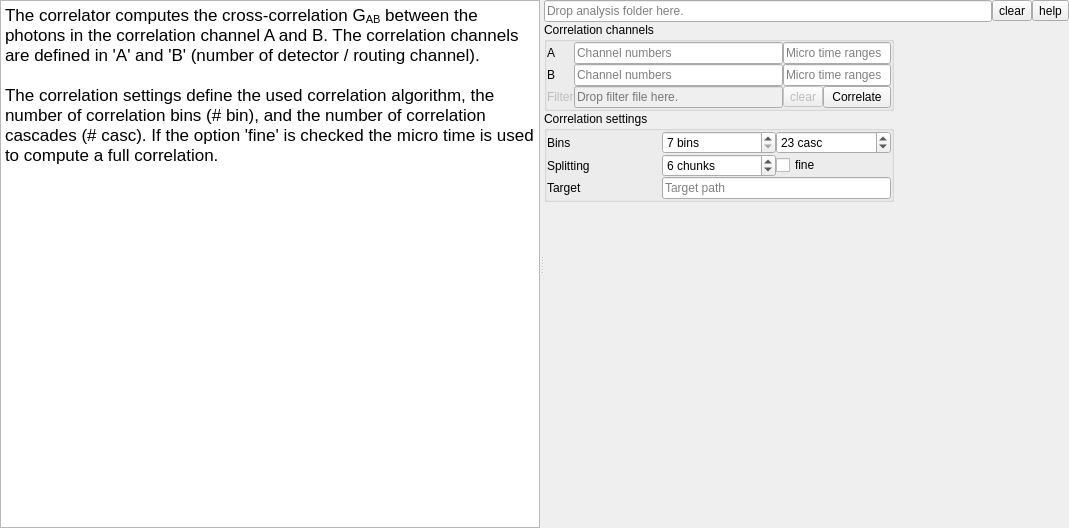
Before: the Qt Designer form chisurf/gui/widgets/wizard/tttr_correlator.ui in Fluorescence-Tools/chisurf, drawn with Qt 5.
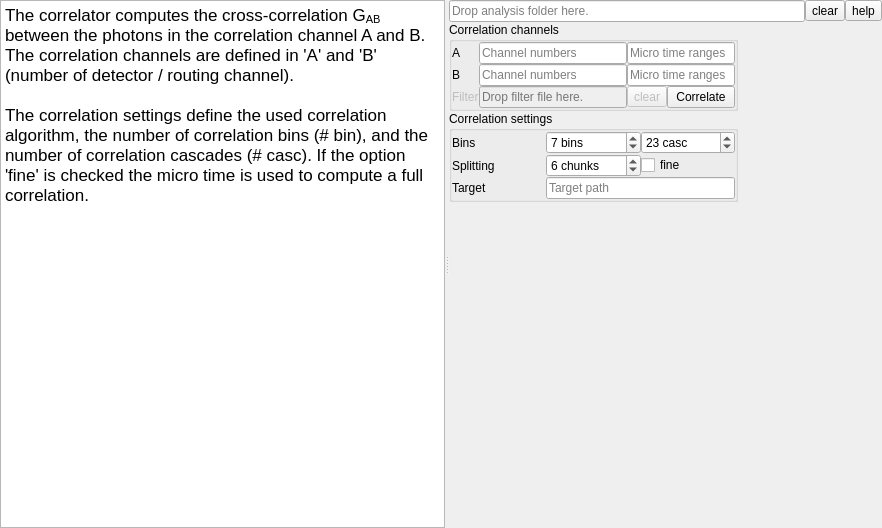
After: the same form once the commit is applied.

Commit message: Dynamic load of settings

The edit to the form file:
```diff
--- a/chisurf/gui/widgets/wizard/tttr_correlator.ui
+++ b/chisurf/gui/widgets/wizard/tttr_correlator.ui
@@ -6,7 +6,7 @@
    <rect>
     <x>0</x>
     <y>0</y>
-    <width>1069</width>
+    <width>882</width>
     <height>528</height>
    </rect>
   </property>
@@ -45,10 +45,10 @@
        <string>&lt;!DOCTYPE HTML PUBLIC &quot;-//W3C//DTD HTML 4.0//EN&quot; &quot;http://www.w3.org/TR/REC-html40/strict.dtd&quot;&gt;
 &lt;html&gt;&lt;head&gt;&lt;meta name=&quot;qrichtext&quot; content=&quot;1&quot; /&gt;&lt;style type=&quot;text/css&quot;&gt;
 p, li { white-space: pre-wrap; }
-&lt;/style&gt;&lt;/head&gt;&lt;body style=&quot; font-family:'.AppleSystemUIFont'; font-size:13pt; font-weight:400; font-style:normal;&quot;&gt;
-&lt;p style=&quot; margin-top:0px; margin-bottom:0px; margin-left:0px; margin-right:0px; -qt-block-indent:0; text-indent:0px;&quot;&gt;The correlator computes the cross-correlation G&lt;span style=&quot; vertical-align:sub;&quot;&gt;AB&lt;/span&gt; between the photons in the correlation channel A and B. The correlation channels are defined in 'A' and 'B' (number of detector / routing channel).&lt;/p&gt;
-&lt;p style=&quot;-qt-paragraph-type:empty; margin-top:0px; margin-bottom:0px; margin-left:0px; margin-right:0px; -qt-block-indent:0; text-indent:0px;&quot;&gt;&lt;br /&gt;&lt;/p&gt;
-&lt;p style=&quot; margin-top:0px; margin-bottom:0px; margin-left:0px; margin-right:0px; -qt-block-indent:0; text-indent:0px;&quot;&gt;The correlation settings define the used correlation algorithm, the number of correlation bins (# bin), and the number of correlation cascades (# casc). If the option 'fine' is checked the micro time is used to compute a full correlation.&lt;/p&gt;&lt;/body&gt;&lt;/html&gt;</string>
+&lt;/style&gt;&lt;/head&gt;&lt;body style=&quot; font-family:'MS Shell Dlg 2'; font-size:8.25pt; font-weight:400; font-style:normal;&quot;&gt;
+&lt;p style=&quot; margin-top:0px; margin-bottom:0px; margin-left:0px; margin-right:0px; -qt-block-indent:0; text-indent:0px;&quot;&gt;&lt;span style=&quot; font-family:'.AppleSystemUIFont'; font-size:13pt;&quot;&gt;The correlator computes the cross-correlation G&lt;/span&gt;&lt;span style=&quot; font-family:'.AppleSystemUIFont'; font-size:13pt; vertical-align:sub;&quot;&gt;AB&lt;/span&gt;&lt;span style=&quot; font-family:'.AppleSystemUIFont'; font-size:13pt;&quot;&gt; between the photons in the correlation channel A and B. The correlation channels are defined in 'A' and 'B' (number of detector / routing channel).&lt;/span&gt;&lt;/p&gt;
+&lt;p style=&quot;-qt-paragraph-type:empty; margin-top:0px; margin-bottom:0px; margin-left:0px; margin-right:0px; -qt-block-indent:0; text-indent:0px; font-family:'.AppleSystemUIFont'; font-size:13pt;&quot;&gt;&lt;br /&gt;&lt;/p&gt;
+&lt;p style=&quot; margin-top:0px; margin-bottom:0px; margin-left:0px; margin-right:0px; -qt-block-indent:0; text-indent:0px;&quot;&gt;&lt;span style=&quot; font-family:'.AppleSystemUIFont'; font-size:13pt;&quot;&gt;The correlation settings define the used correlation algorithm, the number of correlation bins (# bin), and the number of correlation cascades (# casc). If the option 'fine' is checked the micro time is used to compute a full correlation.&lt;/span&gt;&lt;/p&gt;&lt;/body&gt;&lt;/html&gt;</string>
       </property>
      </widget>
      <widget class="QWidget" name="widget" native="true">
@@ -278,7 +278,7 @@
              <string> bins</string>
             </property>
             <property name="minimum">
-             <number>7</number>
+             <number>1</number>
             </property>
             <property name="maximum">
              <number>9999</number>
```
The commit also changes 1 other file.
